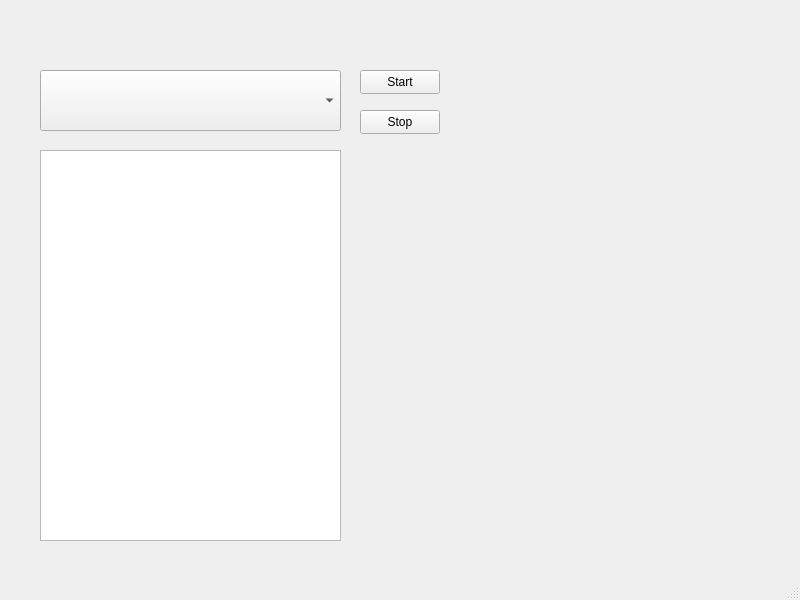
First picture: the form in mainwindow.ui, repository qwantj/Sniffer, before the edit.
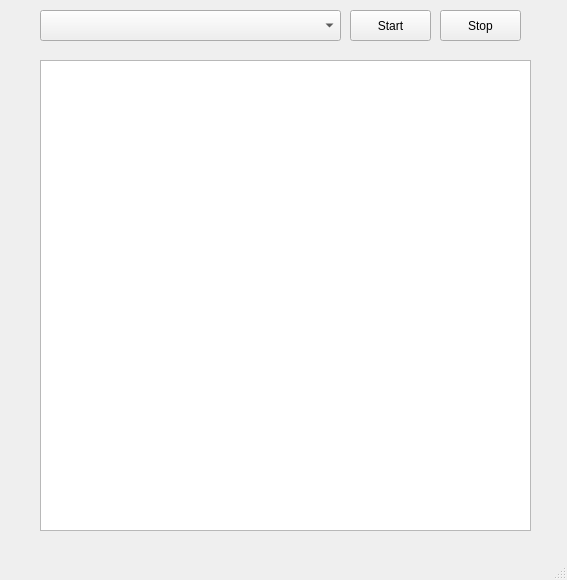
Second picture: the form after the edit.

```diff
--- a/mainwindow.ui
+++ b/mainwindow.ui
@@ -6,8 +6,8 @@
    <rect>
     <x>0</x>
     <y>0</y>
-    <width>800</width>
-    <height>600</height>
+    <width>567</width>
+    <height>580</height>
    </rect>
   </property>
   <property name="windowTitle">
@@ -18,19 +18,19 @@
     <property name="geometry">
      <rect>
       <x>40</x>
-      <y>70</y>
+      <y>10</y>
       <width>301</width>
-      <height>61</height>
+      <height>31</height>
      </rect>
     </property>
    </widget>
    <widget class="QPushButton" name="startButton">
     <property name="geometry">
      <rect>
-      <x>360</x>
-      <y>70</y>
-      <width>80</width>
-      <height>24</height>
+      <x>350</x>
+      <y>10</y>
+      <width>81</width>
+      <height>31</height>
      </rect>
     </property>
     <property name="text">
@@ -40,10 +40,10 @@
    <widget class="QPushButton" name="stopButton">
     <property name="geometry">
      <rect>
-      <x>360</x>
-      <y>110</y>
-      <width>80</width>
-      <height>24</height>
+      <x>440</x>
+      <y>10</y>
+      <width>81</width>
+      <height>31</height>
      </rect>
     </property>
     <property name="text">
@@ -54,9 +54,9 @@
     <property name="geometry">
      <rect>
       <x>40</x>
-      <y>150</y>
-      <width>301</width>
-      <height>391</height>
+      <y>60</y>
+      <width>491</width>
+      <height>471</height>
      </rect>
     </property>
    </widget>
```
Left out of the diff: 2 changed lines with no effect on the pictures.
